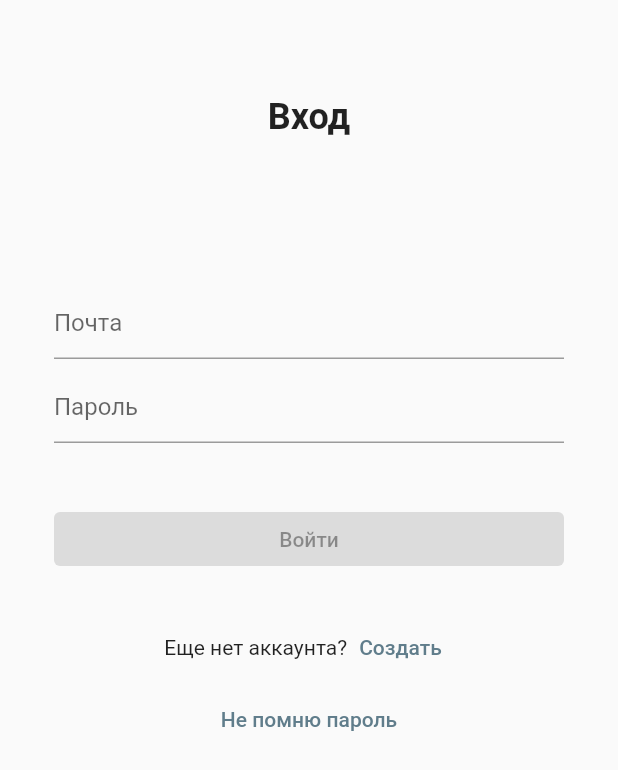
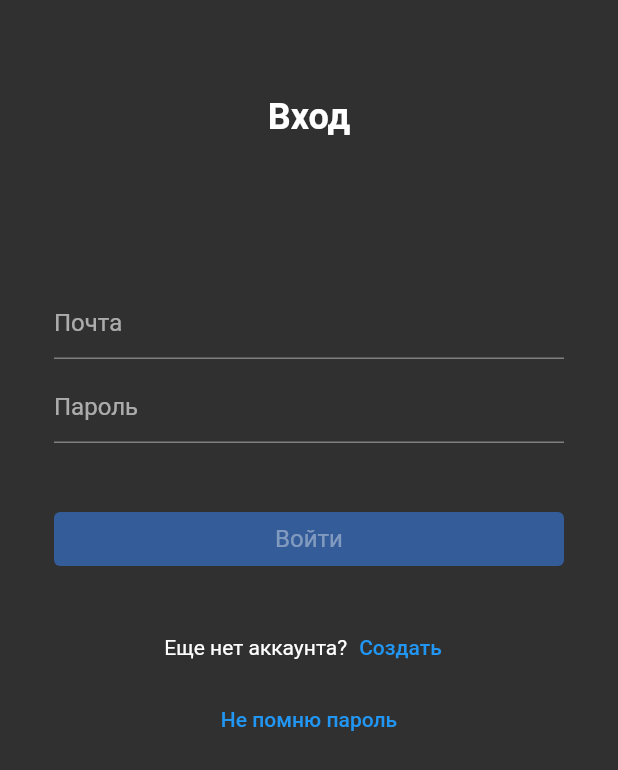
Before and after one commit to DARTwayder/gifts_manager, a Flutter app: the screen it shows after launch, on a phone screen of 412 x 824 dp. Shown: the top 770 px of the screen. Run offline on Flutter 3.47's test engine with Material 2 defaults, Android fonts, the phone set to English and light mode, and no system bars; our stand-ins replace bloc, equatable, flutter_bloc.

Commit message:
gifts add

```diff
--- a/lib/main.dart
+++ b/lib/main.dart
@@ -1,6 +1,7 @@
 import 'package:flutter/material.dart';
 import 'package:flutter_bloc/flutter_bloc.dart';
 import 'package:gift_manager/presentation/login/view/login_page.dart';
+import 'package:gift_manager/presentation/theme/theme.dart';
 import 'package:gift_manager/simple_bloc_observer.dart';
 
 void main() {
@@ -17,9 +18,9 @@ class MyApp extends StatelessWidget {
   @override
   Widget build(BuildContext context) {
     return MaterialApp(
-      theme: ThemeData(
-        primarySwatch: Colors.blueGrey,
-      ),
+      theme: lightTheme,
+      darkTheme: darkTheme,
+     themeMode: ThemeMode.dark,
       home: const LoginPage(),
     );
   }
--- a/lib/presentation/login/view/login_page.dart
+++ b/lib/presentation/login/view/login_page.dart
@@ -133,7 +133,19 @@ class _LoginButton extends StatelessWidget {
                   ? () =>
                       context.read<LoginBloc>().add(LoginLoginButtonClicked())
                   : null,
-                child: Text("Войти"));
+              child: Text("Войти"),
+              style: ButtonStyle(
+                  backgroundColor: MaterialStateProperty.resolveWith(
+                    (states) {
+                      if (states.contains(MaterialState.disabled)) {
+                        return Color(0xB3366EC4);
+                      }
+                      return Color(0xFF2950AF);
+                    },
+                  ),
+                  textStyle: MaterialStateProperty.all(
+                      TextStyle(color: Colors.white, fontSize: 16))),
+            );
           },
         ),
       ),
@@ -146,8 +158,7 @@ class _EmailTextField extends StatelessWidget {
     Key? key,
     required FocusNode emailFocusNode,
     required FocusNode passwordFocusNode,
-  })
-      : _emailFocusNode = emailFocusNode,
+  })  : _emailFocusNode = emailFocusNode,
         _passwordFocusNode = passwordFocusNode,
         super(key: key);
 
@@ -182,8 +193,7 @@ class _PasswordTextField extends StatelessWidget {
   const _PasswordTextField({
     Key? key,
     required FocusNode passwordFocusNode,
-  })
-      : _passwordFocusNode = passwordFocusNode,
+  })  : _passwordFocusNode = passwordFocusNode,
         super(key: key);
 
   final FocusNode _passwordFocusNode;
--- /dev/null
+++ b/lib/presentation/theme/dark_theme.dart
@@ -0,0 +1,9 @@
+import 'package:flutter/material.dart';
+import 'package:gift_manager/resources/app_colors.dart';
+
+final _base = ThemeData.dark();
+
+final darkTheme = _base.copyWith(
+  backgroundColor: AppColors.darkBlack100,
+
+);
--- /dev/null
+++ b/lib/presentation/theme/light_theme.dart
@@ -0,0 +1,9 @@
+import 'package:flutter/material.dart';
+import 'package:gift_manager/resources/app_colors.dart';
+
+final _base = ThemeData.light();
+
+final lightTheme = _base.copyWith(
+  backgroundColor: AppColors.lightWhite100,
+
+);
--- /dev/null
+++ b/lib/presentation/theme/theme.dart
@@ -0,0 +1,2 @@
+export 'light_theme.dart';
+export 'dark_theme.dart';
```
Also changed, not shown: lib/resources/app_colors.dart (added, +33 -0 lines). Lines whose indentation alone changed are shown as unchanged.
